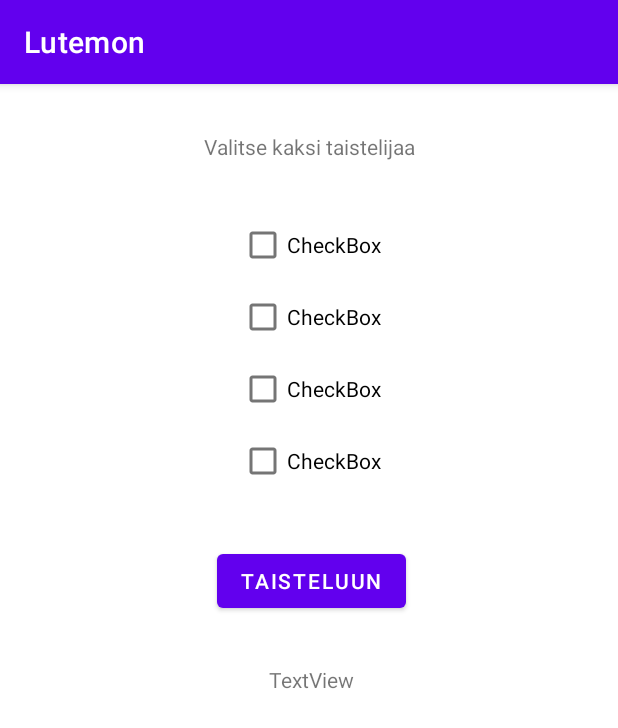
After one commit to dtuukkanen/Lutemon, an Android app: the BattleActivity screen opened directly, with no data from a screen before it, on a phone screen of 412 x 824 dp. The commit adds this screen. Shown: the top 728 px of the screen. Run offline under Robolectric (Android 15) with nearby library versions, the phone set to English and light mode, and no system bars.

Commit message:
Battlearena created

```diff
--- a/app/src/main/AndroidManifest.xml
+++ b/app/src/main/AndroidManifest.xml
@@ -11,6 +11,9 @@
         android:supportsRtl="true"
         android:theme="@style/Theme.Lutemon"
         tools:targetApi="31">
+        <activity
+            android:name=".BattleActivity"
+            android:exported="false" />
         <activity
             android:name=".CreateLutemonActivity"
             android:exported="false" />
--- /dev/null
+++ b/app/src/main/java/com/example/lutemon/BattleActivity.java
@@ -0,0 +1,14 @@
+package com.example.lutemon;
+
+import androidx.appcompat.app.AppCompatActivity;
+
+import android.os.Bundle;
+
+public class BattleActivity extends AppCompatActivity {
+
+    @Override
+    protected void onCreate(Bundle savedInstanceState) {
+        super.onCreate(savedInstanceState);
+        setContentView(R.layout.activity_battle);
+    }
+}
--- a/app/src/main/java/com/example/lutemon/MainActivity.java
+++ b/app/src/main/java/com/example/lutemon/MainActivity.java
@@ -30,5 +30,10 @@ public class MainActivity extends AppCompatActivity {
         startActivity(intent);
     }
 
+    public void switchToBattle(View view) {
+        Intent intent = new Intent(this, BattleActivity.class);
+        startActivity(intent);
+    }
+
 
 }
--- /dev/null
+++ b/app/src/main/res/layout/activity_battle.xml
@@ -0,0 +1,76 @@
+<?xml version="1.0" encoding="utf-8"?>
+<androidx.constraintlayout.widget.ConstraintLayout xmlns:android="http://schemas.android.com/apk/res/android"
+    xmlns:app="http://schemas.android.com/apk/res-auto"
+    xmlns:tools="http://schemas.android.com/tools"
+    android:layout_width="match_parent"
+    android:layout_height="match_parent"
+    tools:context=".BattleActivity">
+
+    <TextView
+        android:id="@+id/textView"
+        android:layout_width="wrap_content"
+        android:layout_height="wrap_content"
+        android:layout_marginTop="32dp"
+        android:text="Valitse kaksi taistelijaa"
+        app:layout_constraintEnd_toEndOf="parent"
+        app:layout_constraintStart_toStartOf="parent"
+        app:layout_constraintTop_toTopOf="parent" />
+
+    <CheckBox
+        android:id="@+id/checkBox"
+        android:layout_width="wrap_content"
+        android:layout_height="wrap_content"
+        android:layout_marginTop="32dp"
+        android:text="CheckBox"
+        app:layout_constraintEnd_toEndOf="@+id/textView"
+        app:layout_constraintStart_toStartOf="@+id/textView"
+        app:layout_constraintTop_toBottomOf="@+id/textView" />
+
+    <CheckBox
+        android:id="@+id/checkBox2"
+        android:layout_width="wrap_content"
+        android:layout_height="wrap_content"
+        android:text="CheckBox"
+        app:layout_constraintEnd_toEndOf="@+id/checkBox"
+        app:layout_constraintStart_toStartOf="@+id/checkBox"
+        app:layout_constraintTop_toBottomOf="@+id/checkBox" />
+
+    <CheckBox
+        android:id="@+id/checkBox3"
+        android:layout_width="wrap_content"
+        android:layout_height="wrap_content"
+        android:text="CheckBox"
+        app:layout_constraintEnd_toEndOf="@+id/checkBox2"
+        app:layout_constraintStart_toStartOf="@+id/checkBox2"
+        app:layout_constraintTop_toBottomOf="@+id/checkBox2" />
+
+    <CheckBox
+        android:id="@+id/checkBox4"
+        android:layout_width="wrap_content"
+        android:layout_height="wrap_content"
+        android:text="CheckBox"
+        app:layout_constraintEnd_toEndOf="@+id/checkBox3"
+        app:layout_constraintStart_toStartOf="@+id/checkBox3"
+        app:layout_constraintTop_toBottomOf="@+id/checkBox3" />
+
+    <Button
+        android:id="@+id/button"
+        android:layout_width="wrap_content"
+        android:layout_height="wrap_content"
+        android:layout_marginTop="32dp"
+        android:text="Taisteluun"
+        app:layout_constraintEnd_toEndOf="@+id/checkBox4"
+        app:layout_constraintHorizontal_bias="0.484"
+        app:layout_constraintStart_toStartOf="@+id/checkBox4"
+        app:layout_constraintTop_toBottomOf="@+id/checkBox4" />
+
+    <TextView
+        android:id="@+id/textView2"
+        android:layout_width="wrap_content"
+        android:layout_height="wrap_content"
+        android:layout_marginTop="32dp"
+        android:text="TextView"
+        app:layout_constraintEnd_toEndOf="@+id/button"
+        app:layout_constraintStart_toStartOf="@+id/button"
+        app:layout_constraintTop_toBottomOf="@+id/button" />
+</androidx.constraintlayout.widget.ConstraintLayout>
--- a/app/src/main/res/layout/activity_main.xml
+++ b/app/src/main/res/layout/activity_main.xml
@@ -43,6 +43,7 @@
         android:id="@+id/btnSwitchToBattle"
         android:layout_width="200dp"
         android:layout_height="wrap_content"
+        android:onClick="switchToBattle"
         android:text="Taisteluareenalle"
         app:layout_constraintEnd_toEndOf="parent"
         app:layout_constraintStart_toStartOf="parent"
```
